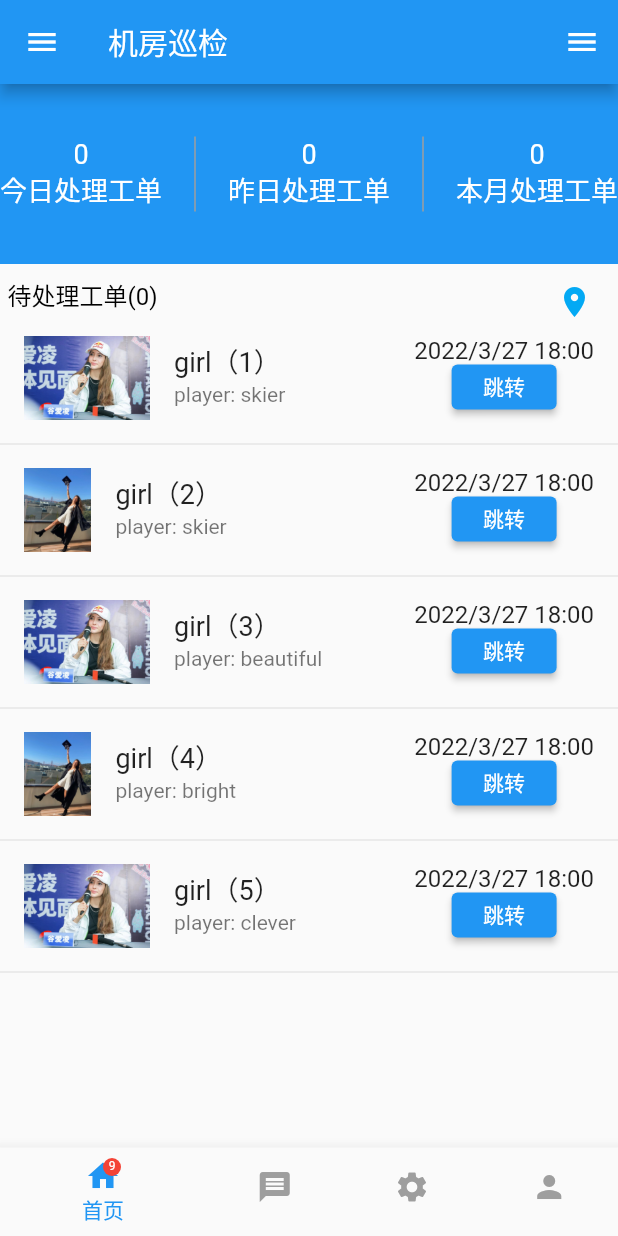
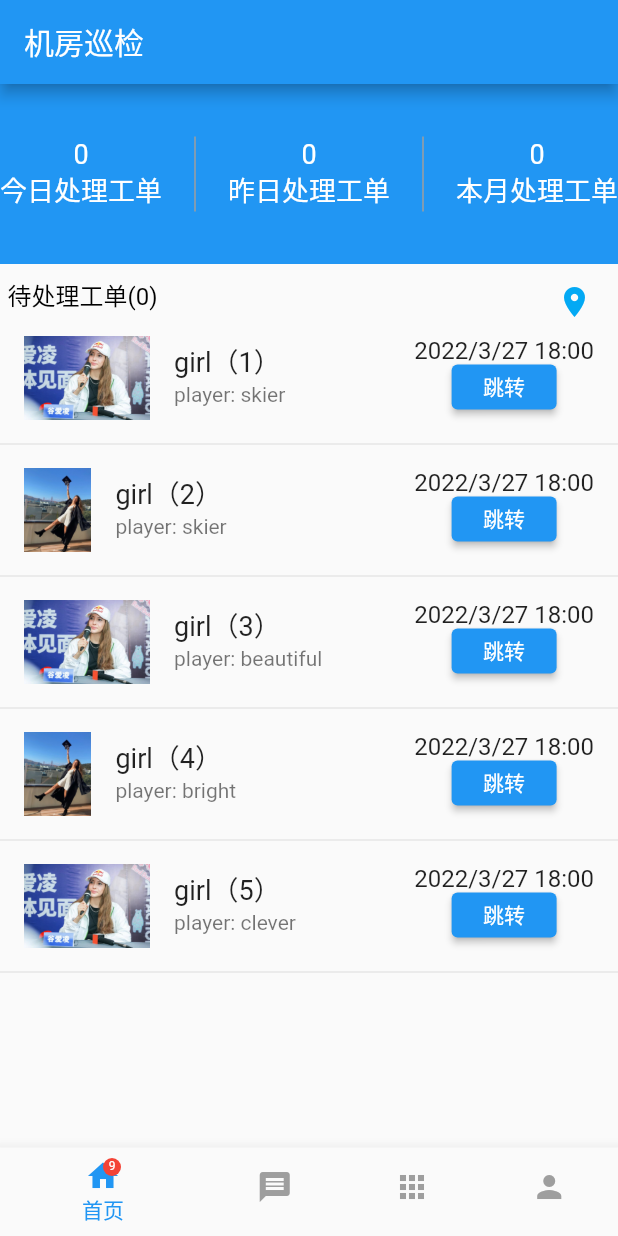
Before and after one commit to HFUTwaibaoxiaodui/front_end, a Flutter app: the screen it shows after launch, on a phone screen of 412 x 824 dp. Run offline on Flutter 3.47's test engine with Material 2 defaults, Android fonts, the phone set to English and light mode, and no system bars; our stand-ins replace fluttertoast.

Commit message:
第三天

```diff
--- a/lib/homepage/Home_Page.dart
+++ b/lib/homepage/Home_Page.dart
@@ -1,34 +1,61 @@
 import 'package:flutter/cupertino.dart';
+import 'package:flutter/gestures.dart';
 import 'package:flutter/material.dart';
 import 'package:frontend/homepage/list_view.dart';
+import 'package:frontend/routes/today_work.dart';
+import 'package:frontend/routes/yest_work.dart';
+import 'package:frontend/routes/month_work.dart';
 
 class HomePage extends StatelessWidget {
-  String? today_work='0' ;
-  String? yest_work='0' ;
-  String? month_work='0' ;
-  String? wait_work='0' ;
+  String? today_work = '0';
+
+  String? yest_work = '0';
+
+  String? month_work = '0';
+
+  String? wait_work = '0';
+
   @override
   Widget build(BuildContext context) {
     return Scaffold(
-
-      body:Column(
+      body: Column(
         children: [
           Container(
             height: 120,
             color: Colors.blue,
-
-            child:Row(
+            child: Row(
               mainAxisAlignment: MainAxisAlignment.spaceBetween,
               mainAxisSize: MainAxisSize.max,
-
               children: [
                 Column(
                   mainAxisAlignment: MainAxisAlignment.center,
                   children: [
-                  Text('$today_work',
-                    style: TextStyle(fontSize: 18,color: Colors.white),),
-                  Text('今日处理工单',
-                    style: TextStyle(fontSize: 18,color: Colors.white),),
+                    Container(
+                      child: GestureDetector(
+                        child: Text(
+                          '$today_work',
+                          style: TextStyle(fontSize: 18, color: Colors.white),
+                        ),
+                        onTap: () {
+                          Navigator.push(context, MaterialPageRoute(builder: (_) {
+                            return TodayPage();
+                          }));
+                        },
+                      ),
+                    ),
+                    Container(
+                      child: GestureDetector(
+                        child: Text(
+                          '今日处理工单',
+                          style: TextStyle(fontSize: 18, color: Colors.white),
+                        ),
+                        onTap: () {
+                          Navigator.push(context, MaterialPageRoute(builder: (_) {
+                            return TodayPage();
+                          }));
+                        },
+                      ),
+                    ),
                   ],
                 ),
                 SizedBox(
@@ -41,12 +68,34 @@ class HomePage extends StatelessWidget {
                 Column(
                   mainAxisAlignment: MainAxisAlignment.center,
                   children: [
-                Text('$yest_work',
-                  style: TextStyle(fontSize: 18,color: Colors.white),
+                    Container(
+                      child: GestureDetector(
+                        child: Text(
+                          '$yest_work',
+                          style: TextStyle(fontSize: 18, color: Colors.white),
                         ),
-                Text('昨日处理工单',
-                  style: TextStyle(fontSize: 18,color: Colors.white),),
-              ],),
+                        onTap: () {
+                          Navigator.push(context, MaterialPageRoute(builder: (_) {
+                            return YestPage();
+                          }));
+                        },
+                      ),
+                    ),
+                    Container(
+                      child: GestureDetector(
+                        child: Text(
+                          '昨日处理工单',
+                          style: TextStyle(fontSize: 18, color: Colors.white),
+                        ),
+                        onTap: () {
+                          Navigator.push(context, MaterialPageRoute(builder: (_) {
+                            return YestPage();
+                          }));
+                        },
+                      ),
+                    ),
+                  ],
+                ),
                 SizedBox(
                   width: 1,
                   height: 50,
@@ -57,15 +106,37 @@ class HomePage extends StatelessWidget {
                 Column(
                   mainAxisAlignment: MainAxisAlignment.center,
                   children: [
-                Text('$month_work',
-                  style: TextStyle(fontSize: 18,color: Colors.white),),
-                Text('本月处理工单',
-                  style: TextStyle(fontSize: 18,color: Colors.white),),
-              ],),
+                    Container(
+                      child: GestureDetector(
+                        child: Text(
+                          '$month_work',
+                          style: TextStyle(fontSize: 18, color: Colors.white),
+                        ),
+                        onTap: () {
+                          Navigator.push(context, MaterialPageRoute(builder: (_) {
+                            return MonthPage();
+                          }));
+                        },
+                      ),
+                    ),
+                    Container(
+                      child: GestureDetector(
+                        child: Text(
+                          '本月处理工单',
+                          style: TextStyle(fontSize: 18, color: Colors.white),
+                        ),
+                        onTap: () {
+                          Navigator.push(context, MaterialPageRoute(builder: (_) {
+                            return MonthPage();
+                          }));
+                        },
+                      ),
+                    ),
+                  ],
+                ),
               ],
             ),
           ),
-
           Container(
             height: 40,
             padding: EdgeInsets.all(5),
@@ -73,23 +144,23 @@ class HomePage extends StatelessWidget {
               mainAxisAlignment: MainAxisAlignment.spaceBetween,
               mainAxisSize: MainAxisSize.max,
               children: [
-                Text('待处理工单($wait_work)',style: TextStyle(fontSize: 16,color: Colors.black),),
+                Text(
+                  '待处理工单($wait_work)',
+                  style: TextStyle(fontSize: 16, color: Colors.black),
+                ),
                 IconButton(
                   icon: (new Icon(Icons.place)),
                   color: Colors.lightBlue,
-                  onPressed: (){},
+                  onPressed: () {},
                 ),
               ],
             ),
           ),
-
           Container(
             height: 440,
             color: Colors.grey,
             child: ListViewPage(),
           ),
-
-
         ],
       ),
     );
--- a/lib/homepage/Page.dart
+++ b/lib/homepage/Page.dart
@@ -17,14 +17,14 @@ class _IndexState extends State<IndexPage> {
 
   late final List<BottomNavigationBarItem> bottomNavItems = [
     BottomNavigationBarItem(
-      icon: new Stack(
+      icon: Stack(
         children: <Widget>[
-          new Icon(Icons.home),
-          new Positioned(
+          Icon(Icons.home),
+          Positioned(
             right: 0,
-            child: new Container(
+            child: Container(
               padding: EdgeInsets.all(1),
-              decoration: new BoxDecoration(
+              decoration: BoxDecoration(
                 color: Colors.red,
                 borderRadius: BorderRadius.circular(6),
               ),
@@ -32,7 +32,7 @@ class _IndexState extends State<IndexPage> {
                 minHeight: 12,
                 minWidth: 12,
               ),
-              child: new Text(
+              child: Text(
                 counter,
                 style: TextStyle(
                   color: Colors.white,
@@ -54,7 +54,7 @@ class _IndexState extends State<IndexPage> {
     ),
     BottomNavigationBarItem(
       // backgroundColor: Colors.amber,
-      icon: Icon(Icons.settings),
+      icon: Icon(Icons.apps),
       label: "应用",
     ),
     BottomNavigationBarItem(
@@ -91,68 +91,10 @@ class _IndexState extends State<IndexPage> {
           _changePage(index);
         },
       ),
-      body: pages[currentIndex],
-      //左边抽屉
-      drawer: Drawer(
-        child: ListView(
-          children: [
-            UserAccountsDrawerHeader(
-              accountName: Text(
-                "赵某人",
-                style: TextStyle(
-                  fontSize: 25 ,
-                ),
-
-              ),
-              accountEmail: Text("9658****253@qq.com"),
-              otherAccountsPictures: [
-                Icon(Icons.camera,
-                  color: Colors.white,)
-              ],
-              decoration: BoxDecoration(
-                image: DecorationImage(
-                    image: AssetImage("images/girl.jpg") ,
-                    fit: BoxFit.fill
-                ),
-
-              ),
-              currentAccountPicture: CircleAvatar(
-                backgroundImage: AssetImage("images/girl2.jpeg"),
-              ),
-            ),
-            ListTile(
-              leading: Icon(Icons.account_balance_wallet),
-              title: Text("开通会员"),
-              // subtitle: Text("必须要充钱"),
-            ),
-            ListTile(
-              leading: Icon(Icons.share),
-              title: Text("分享"),
-            ),
-            ListTile(
-              leading: Icon(Icons.star),
-              title: Text("我的收藏"),
-            ),
-            ListTile(
-              leading: Icon(Icons.error),
-              title: Text("关于"),
-            )
-          ],
-        ),
-      ),
-      //右边抽屉
-      endDrawer: Drawer(
-        child: MediaQuery.removePadding(
-          context: context, // removeTop: true,//移除抽屉菜单顶部默认留白
-          child: ListView(
-            children: <Widget>[
-              ListTile(leading: const Icon(Icons.add), title: const Text('Add account0')),
-              ListTile(leading: const Icon(Icons.add), title: const Text('Add account1')),
-              ListTile(leading: const Icon(Icons.add), title: const Text('Add account2')),
-              ListTile(leading: const Icon(Icons.add), title: const Text('Add account3')),
-            ],
-          ),
-        ),
+      // body: pages[currentIndex],
+      body: IndexedStack(
+        index: currentIndex,
+        children: pages,
       ),
     );
   }
--- a/lib/homepage/list_view.dart
+++ b/lib/homepage/list_view.dart
@@ -1,8 +1,9 @@
 import 'package:flutter/cupertino.dart';
 import 'package:flutter/material.dart';
+import 'package:fluttertoast/fluttertoast.dart';
 class ListViewPage extends StatefulWidget {
   @override
-  createState() => new ListViewState();
+  createState() => ListViewState();
 }
 
 class ListViewState extends State<ListViewPage> {
@@ -10,13 +11,28 @@ class ListViewState extends State<ListViewPage> {
   List<Widget> _list = [];
   bool testData = true;
 
+  late ScrollController _scrollController;
+  bool isLoading = false;
+
   @override
   void initState() {
     // TODO: implement initState
     super.initState();
+    //初始化ScrollController
+    _scrollController = ScrollController();
+    //监听是否到底部
+    _scrollController.addListener(() {
+      if(_scrollController.position.pixels >= _scrollController.position.maxScrollExtent)
+        {
+          print('滑动到了底部');
+          _loadMore();
+        }
+    });
+
     for (int i = 0; i < titleItems.length-2; i++) {
       _list.add(buildListData(context, titleItems[i], imagesItems[i], subTitleItems[i]));
     }
+
   }
   @override
   Widget build(BuildContext context) {
@@ -26,41 +42,25 @@ class ListViewState extends State<ListViewPage> {
         new RefreshIndicator(
           child:new Scrollbar(
             child: new ListView.builder(
-              // reverse: true,
+              reverse: false,
               itemBuilder: (context, item) {
-                final test = _list[item].toString();
-                return new Dismissible(
-                  key: Key(test),
-                  onDismissed: (direction) {
-                    _list.removeAt(item);
-                  },
-
-                  secondaryBackground: Container(
-                    child: Text('左滑删除',style: TextStyle(color: Colors.white),),
-                    color: Colors.red,
-                    padding: EdgeInsets.only(right: 30),
-                    alignment: Alignment.centerRight,
-                  ),
-
-                  background: Container(
-                    child: Text('右滑删除',style: TextStyle(color: Colors.white),),
-                    color: Colors.yellow,
-                    padding: EdgeInsets.only(right: 30),
-                    alignment: Alignment.centerLeft,
-                  ),
-
-
-                  child:new Container(
+                if(item < _list.length){
+                  return new Container(
                     child: new Column(
                       children: <Widget>[
                         buildListData(context, titleItems[item], imagesItems[item], subTitleItems[item]),
                         new Divider()
                       ],
                     ),
-                  ),
-                );
+                  );
+                }
+                else{
+                  return _buildLoadMoreItem();
+                }
+
               },
               itemCount:_list.length,
+              controller: _scrollController,
             ),
 
           ),
@@ -156,11 +156,11 @@ class ListViewState extends State<ListViewPage> {
         if(testData == true){
           _list = [];
           // List<Widget> newlist = [];
-          for (int i = 0; i < _list.length ; i++) {
+          for (int i = imagesItems.length-1; i >=0  ; i--) {
             _list.add(buildListData(context, titleItems[i], imagesItems[i], subTitleItems[i]));
           //  newList.add(buildListData(context, titleItems[i], imagesItems[i], subTitleItems[i]));
           }
-          // print("**************${_list.length}==="+_list.length.toString());
+          print("**************${_list.length}==="+_list.length.toString());
           // testData = false;
         }
 
@@ -168,5 +168,39 @@ class ListViewState extends State<ListViewPage> {
     });
   }
 
+  Future<Null> _loadMore() async {
+    if(!isLoading) {
+      setState(() {
+        isLoading = true;
+      });
+      await Future.delayed(Duration(seconds: 2),(){
+        setState(() {
+          isLoading = false;
+          _list = [];
+          // List<Widget> newlist = [];
+          for (int i = imagesItems.length-1; i >=0  ; i--) {
+            _list.add(buildListData(context, titleItems[i], imagesItems[i], subTitleItems[i]));
+            //  newList.add(buildListData(context, titleItems[i], imagesItems[i], subTitleItems[i]));
+          }
+        });
+      });
+
+    }
+  }
+
+  Widget _buildLoadMoreItem(){
+    return Center(
+      child: Padding(
+        padding: EdgeInsets.all(10),
+        child: Text("加载中..."),
+      ),
+    );
+  }
+
+  @override
+  void dispose(){
+    super.dispose();
+    _scrollController.dispose();
+  }
 
 }
--- a/pubspec.yaml
+++ b/pubspec.yaml
@@ -34,6 +34,7 @@ dependencies:
   # The following adds the Cupertino Icons font to your application.
   # Use with the CupertinoIcons class for iOS style icons.
   cupertino_icons: ^1.0.2
+  fluttertoast: ^8.0.9
 
 dev_dependencies:
   flutter_test:
```
Also changed, not shown: lib/routes/month_work.dart (added, +28 -0 lines), lib/routes/routes.dart (added, +35 -0 lines), lib/routes/today_work.dart (added, +28 -0 lines), lib/routes/yest_work.dart (added, +27 -0 lines), pubspec.lock. Lines whose indentation alone changed are shown as unchanged.
